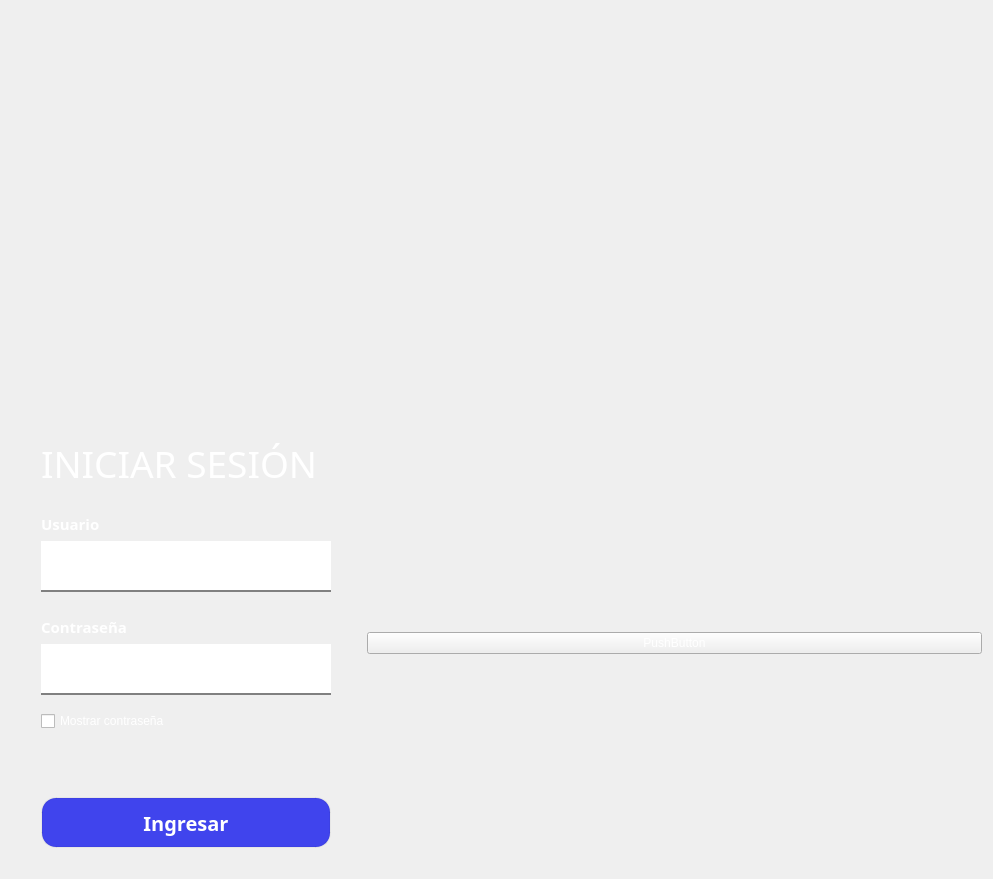
Before: the Qt Designer form SafeSpace/client/src/view/loginpage.ui in Svndda/CI-0123-PIRS-incomprendidos, drawn with Qt 5.
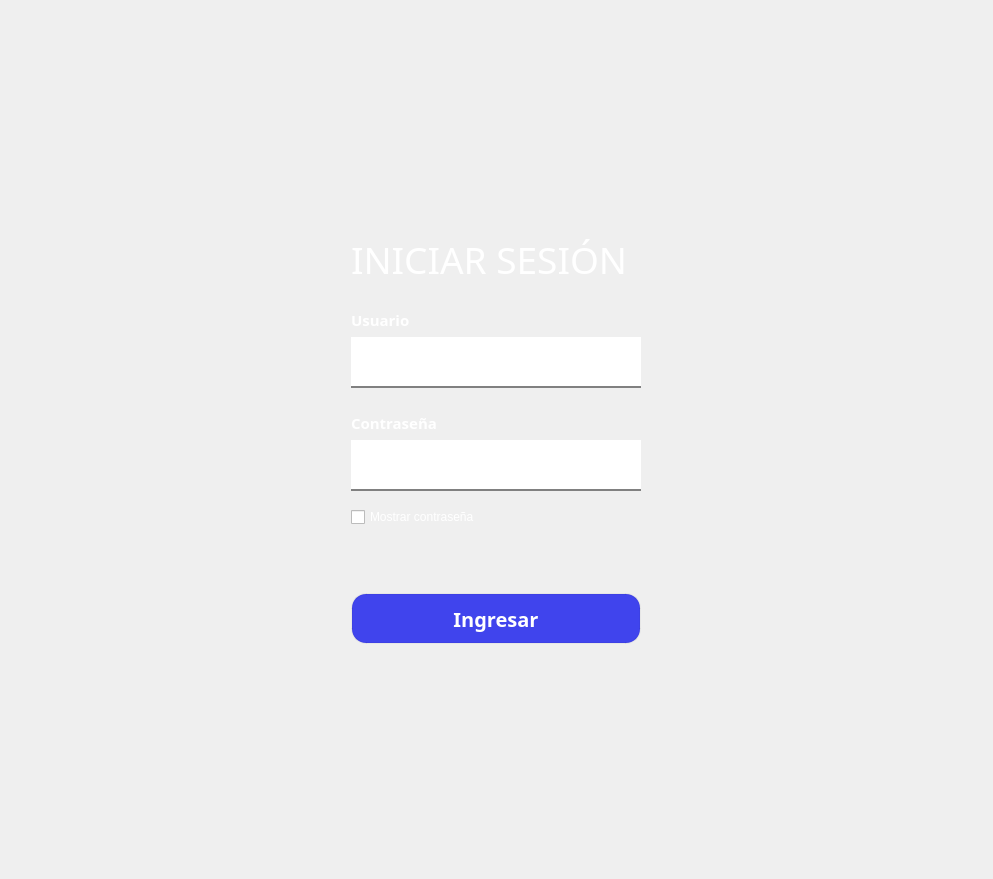
After: the same form once the commit is applied. Custom widgets are drawn as their Qt base class.

Commit message: chore: documentation of unnecessary lines.

Patch:
```diff
--- a/SafeSpace/client/src/view/loginpage.ui
+++ b/SafeSpace/client/src/view/loginpage.ui
@@ -17,7 +17,7 @@
    <string notr="true">color:white;</string>
   </property>
   <layout class="QGridLayout" name="gridLayout">
-   <item row="1" column="0">
+   <item row="0" column="0">
     <widget class="QWidget" name="widget" native="true">
      <property name="sizePolicy">
       <sizepolicy hsizetype="Expanding" vsizetype="Expanding">
@@ -348,16 +348,6 @@
      </layout>
     </widget>
    </item>
-   <item row="1" column="1">
-    <widget class="Button" name="pushButton">
-     <property name="text">
-      <string>PushButton</string>
-     </property>
-    </widget>
-   </item>
-   <item row="0" column="1">
-    <widget class="SensorDataField" name="widget_2" native="true"/>
-   </item>
   </layout>
  </widget>
  <customwidgets>
@@ -366,12 +356,6 @@
    <extends>QPushButton</extends>
    <header>view/elements/button.h</header>
   </customwidget>
-  <customwidget>
-   <class>SensorDataField</class>
-   <extends>QWidget</extends>
-   <header>view/elements/sensordatafield.h</header>
-   <container>1</container>
-  </customwidget>
  </customwidgets>
  <resources/>
  <connections/>
```
The commit also changes 1 other file.
